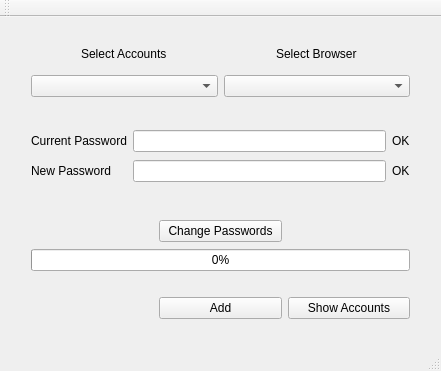
Above: ui/mainwindow.ui from QVllasa/PasswordManager before the change. Below: the same form after it.
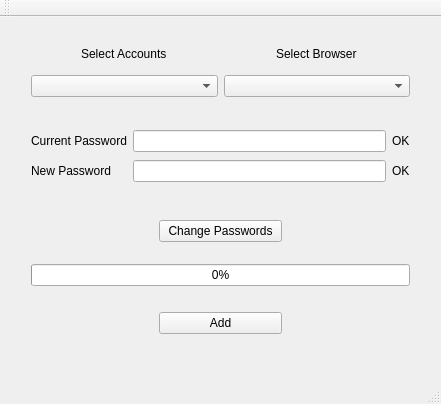
That is the form after the change.

Patch:
```diff
--- a/ui/mainwindow.ui
+++ b/ui/mainwindow.ui
@@ -7,7 +7,7 @@
     <x>0</x>
     <y>0</y>
     <width>441</width>
-    <height>371</height>
+    <height>404</height>
    </rect>
   </property>
   <property name="windowTitle">
@@ -112,7 +112,7 @@
       <x>20</x>
       <y>192</y>
       <width>401</width>
-      <height>121</height>
+      <height>136</height>
      </rect>
     </property>
     <layout class="QGridLayout" name="gridLayout_3">
@@ -188,13 +188,6 @@
        </property>
       </spacer>
      </item>
-     <item row="4" column="2">
-      <widget class="QPushButton" name="showAccBtn">
-       <property name="text">
-        <string>Show Accounts</string>
-       </property>
-      </widget>
-     </item>
     </layout>
    </widget>
   </widget>
```
